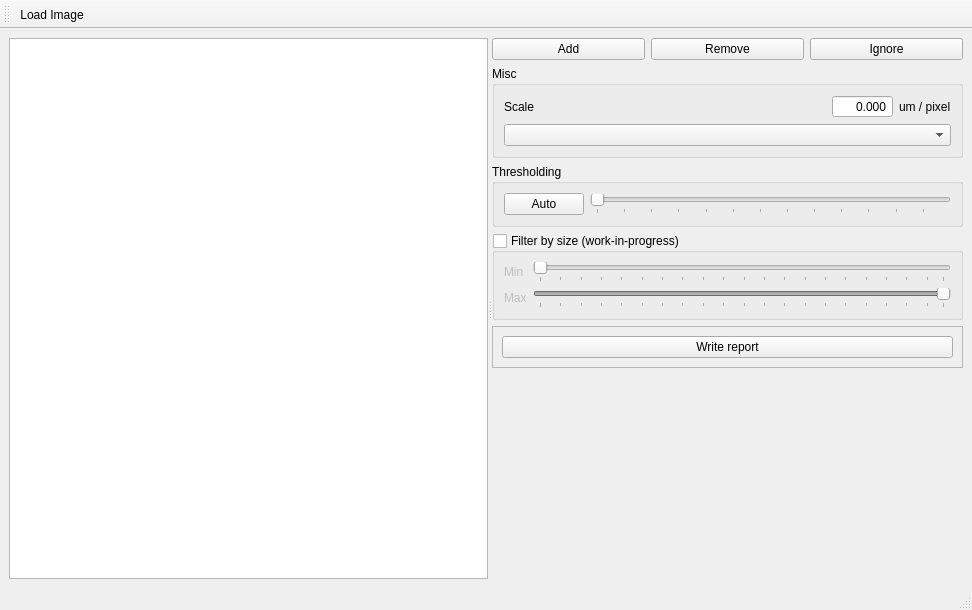
Qt form CellAnalysis/Gui/mainwindow.ui (Bertick/InvadopodiaFinder) before a commit.
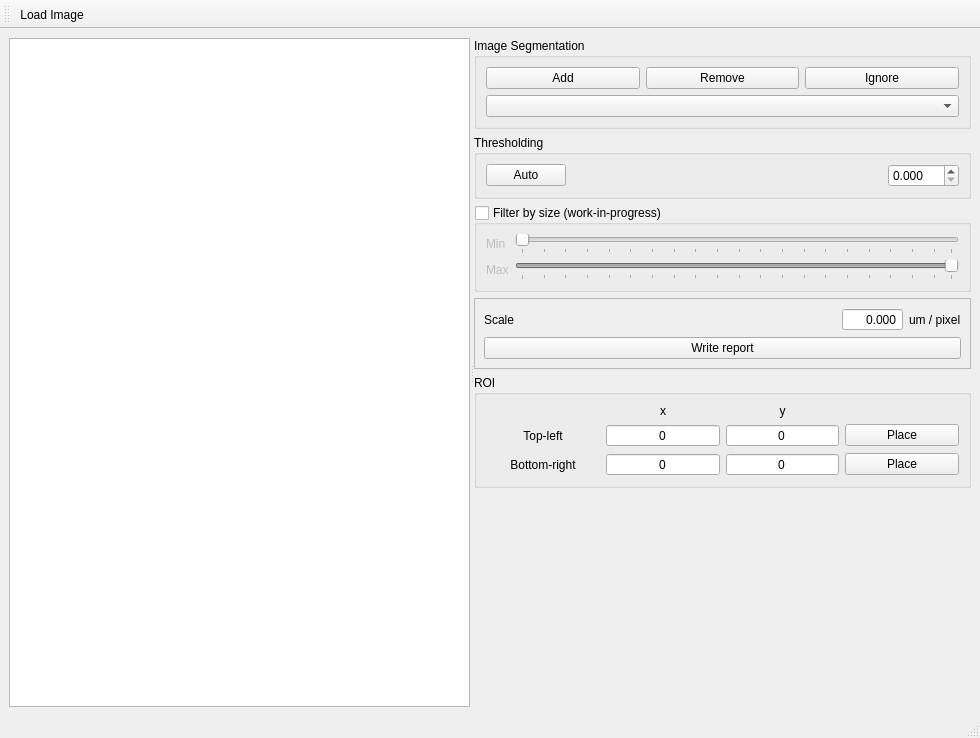
The same form after that commit. Custom widgets are drawn as their Qt base class.

Commit message: Changed threshold slider to QSpinBox. Added ROI for limiting the image area used in computation (considerable speed-up for large images). Added _draw_roi function.

Patch:
```diff
--- a/CellAnalysis/Gui/mainwindow.ui
+++ b/CellAnalysis/Gui/mainwindow.ui
@@ -6,8 +6,8 @@
    <rect>
     <x>0</x>
     <y>0</y>
-    <width>972</width>
-    <height>610</height>
+    <width>980</width>
+    <height>738</height>
    </rect>
   </property>
   <property name="windowTitle">
@@ -22,92 +22,42 @@
       </property>
       <widget class="ImageView" name="imageView"/>
       <widget class="QWidget" name="layoutWidget">
-       <layout class="QVBoxLayout" name="verticalLayout_3">
-        <property name="sizeConstraint">
-         <enum>QLayout::SetMinimumSize</enum>
-        </property>
-        <item>
-         <layout class="QHBoxLayout" name="horizontalLayout_3">
-          <item>
-           <widget class="QPushButton" name="bttn_addmarker">
-            <property name="text">
-             <string>Add</string>
-            </property>
-            <property name="checkable">
-             <bool>true</bool>
-            </property>
-           </widget>
-          </item>
-          <item>
-           <widget class="QPushButton" name="bttn_removemarker">
-            <property name="text">
-             <string>Remove</string>
-            </property>
-            <property name="checkable">
-             <bool>true</bool>
-            </property>
-           </widget>
-          </item>
-          <item>
-           <widget class="QPushButton" name="bttn_ignoremarker">
-            <property name="text">
-             <string>Ignore</string>
-            </property>
-            <property name="checkable">
-             <bool>true</bool>
-            </property>
-           </widget>
-          </item>
-         </layout>
-        </item>
+       <layout class="QVBoxLayout" name="verticalLayout_4">
         <item>
          <widget class="QGroupBox" name="groupBox_2">
           <property name="title">
-           <string>Misc</string>
+           <string>Image Segmentation</string>
           </property>
           <layout class="QVBoxLayout" name="verticalLayout">
            <item>
-            <layout class="QHBoxLayout" name="horizontalLayout">
+            <layout class="QHBoxLayout" name="horizontalLayout_3">
              <item>
-              <widget class="QLabel" name="label_5">
+              <widget class="QPushButton" name="bttn_addmarker">
                <property name="text">
-                <string>Scale</string>
+                <string>Add</string>
                </property>
+               <property name="checkable">
+                <bool>true</bool>
+               </property>
               </widget>
              </item>
              <item>
-              <spacer name="horizontalSpacer">
-               <property name="orientation">
-                <enum>Qt::Horizontal</enum>
+              <widget class="QPushButton" name="bttn_removemarker">
+               <property name="text">
+                <string>Remove</string>
                </property>
-               <property name="sizeHint" stdset="0">
-                <size>
-                 <width>40</width>
-                 <height>20</height>
-                </size>
+               <property name="checkable">
+                <bool>true</bool>
                </property>
-              </spacer>
-             </item>
-             <item>
-              <widget class="QDoubleSpinBox" name="doublespinbox_pixeltoum">
-               <property name="alignment">
-                <set>Qt::AlignRight|Qt::AlignTrailing|Qt::AlignVCenter</set>
-               </property>
-               <property name="buttonSymbols">
-                <enum>QAbstractSpinBox::NoButtons</enum>
-               </property>
-               <property name="decimals">
-                <number>3</number>
-               </property>
-               <property name="maximum">
-                <double>9999.000000000000000</double>
-               </property>
               </widget>
              </item>
              <item>
-              <widget class="QLabel" name="label_6">
+              <widget class="QPushButton" name="bttn_ignoremarker">
                <property name="text">
-                <string>um / pixel</string>
+                <string>Ignore</string>
+               </property>
+               <property name="checkable">
+                <bool>true</bool>
                </property>
               </widget>
              </item>
@@ -136,30 +86,28 @@
             </widget>
            </item>
            <item>
-            <widget class="QSlider" name="slider_threshold">
+            <spacer name="horizontalSpacer_2">
+             <property name="orientation">
+              <enum>Qt::Horizontal</enum>
+             </property>
+             <property name="sizeHint" stdset="0">
+              <size>
+               <width>40</width>
+               <height>20</height>
+              </size>
+             </property>
+            </spacer>
+           </item>
+           <item>
+            <widget class="QDoubleSpinBox" name="box_threshold">
+             <property name="decimals">
+              <number>3</number>
+             </property>
              <property name="maximum">
-              <number>255</number>
+              <double>255.000000000000000</double>
              </property>
              <property name="singleStep">
-              <number>10</number>
-             </property>
-             <property name="sliderPosition">
-              <number>0</number>
-             </property>
-             <property name="orientation">
-              <enum>Qt::Horizontal</enum>
-             </property>
-             <property name="invertedAppearance">
-              <bool>false</bool>
-             </property>
-             <property name="invertedControls">
-              <bool>false</bool>
-             </property>
-             <property name="tickPosition">
-              <enum>QSlider::TicksBelow</enum>
-             </property>
-             <property name="tickInterval">
-              <number>20</number>
+              <double>0.500000000000000</double>
              </property>
             </widget>
            </item>
@@ -236,6 +184,53 @@
            <enum>QFrame::Raised</enum>
           </property>
           <layout class="QVBoxLayout" name="verticalLayout_2">
+           <item>
+            <layout class="QHBoxLayout" name="horizontalLayout">
+             <item>
+              <widget class="QLabel" name="label_5">
+               <property name="text">
+                <string>Scale</string>
+               </property>
+              </widget>
+             </item>
+             <item>
+              <spacer name="horizontalSpacer">
+               <property name="orientation">
+                <enum>Qt::Horizontal</enum>
+               </property>
+               <property name="sizeHint" stdset="0">
+                <size>
+                 <width>40</width>
+                 <height>20</height>
+                </size>
+               </property>
+              </spacer>
+             </item>
+             <item>
+              <widget class="QDoubleSpinBox" name="doublespinbox_pixeltoum">
+               <property name="alignment">
+                <set>Qt::AlignRight|Qt::AlignTrailing|Qt::AlignVCenter</set>
+               </property>
+               <property name="buttonSymbols">
+                <enum>QAbstractSpinBox::NoButtons</enum>
+               </property>
+               <property name="decimals">
+                <number>3</number>
+               </property>
+               <property name="maximum">
+                <double>9999.000000000000000</double>
+               </property>
+              </widget>
+             </item>
+             <item>
+              <widget class="QLabel" name="label_6">
+               <property name="text">
+                <string>um / pixel</string>
+               </property>
+              </widget>
+             </item>
+            </layout>
+           </item>
            <item>
             <widget class="QPushButton" name="bttn_dosave">
              <property name="text">
@@ -246,6 +241,143 @@
           </layout>
          </widget>
         </item>
+        <item>
+         <widget class="QGroupBox" name="groupBox">
+          <property name="title">
+           <string>ROI</string>
+          </property>
+          <layout class="QVBoxLayout" name="verticalLayout_3">
+           <item>
+            <layout class="QGridLayout" name="gridLayout">
+             <item row="0" column="1">
+              <widget class="QLabel" name="label_7">
+               <property name="text">
+                <string>x</string>
+               </property>
+               <property name="alignment">
+                <set>Qt::AlignCenter</set>
+               </property>
+              </widget>
+             </item>
+             <item row="0" column="2">
+              <widget class="QLabel" name="label_8">
+               <property name="text">
+                <string>y</string>
+               </property>
+               <property name="alignment">
+                <set>Qt::AlignCenter</set>
+               </property>
+              </widget>
+             </item>
+             <item row="1" column="0">
+              <widget class="QLabel" name="label">
+               <property name="text">
+                <string>Top-left</string>
+               </property>
+               <property name="alignment">
+                <set>Qt::AlignCenter</set>
+               </property>
+              </widget>
+             </item>
+             <item row="1" column="1">
+              <widget class="QSpinBox" name="box_roi_00">
+               <property name="alignment">
+                <set>Qt::AlignCenter</set>
+               </property>
+               <property name="readOnly">
+                <bool>true</bool>
+               </property>
+               <property name="buttonSymbols">
+                <enum>QAbstractSpinBox::NoButtons</enum>
+               </property>
+               <property name="maximum">
+                <number>9999</number>
+               </property>
+              </widget>
+             </item>
+             <item row="1" column="2">
+              <widget class="QSpinBox" name="box_roi_01">
+               <property name="alignment">
+                <set>Qt::AlignCenter</set>
+               </property>
+               <property name="readOnly">
+                <bool>true</bool>
+               </property>
+               <property name="buttonSymbols">
+                <enum>QAbstractSpinBox::NoButtons</enum>
+               </property>
+               <property name="maximum">
+                <number>9999</number>
+               </property>
+              </widget>
+             </item>
+             <item row="1" column="3">
+              <widget class="QPushButton" name="bttn_roi_topleft">
+               <property name="text">
+                <string>Place</string>
+               </property>
+               <property name="checkable">
+                <bool>true</bool>
+               </property>
+              </widget>
+             </item>
+             <item row="2" column="0">
+              <widget class="QLabel" name="label_2">
+               <property name="text">
+                <string>Bottom-right</string>
+               </property>
+               <property name="alignment">
+                <set>Qt::AlignCenter</set>
+               </property>
+              </widget>
+             </item>
+             <item row="2" column="1">
+              <widget class="QSpinBox" name="box_roi_10">
+               <property name="alignment">
+                <set>Qt::AlignCenter</set>
+               </property>
+               <property name="readOnly">
+                <bool>true</bool>
+               </property>
+               <property name="buttonSymbols">
+                <enum>QAbstractSpinBox::NoButtons</enum>
+               </property>
+               <property name="maximum">
+                <number>9999</number>
+               </property>
+              </widget>
+             </item>
+             <item row="2" column="2">
+              <widget class="QSpinBox" name="box_roi_11">
+               <property name="alignment">
+                <set>Qt::AlignCenter</set>
+               </property>
+               <property name="readOnly">
+                <bool>true</bool>
+               </property>
+               <property name="buttonSymbols">
+                <enum>QAbstractSpinBox::NoButtons</enum>
+               </property>
+               <property name="maximum">
+                <number>9999</number>
+               </property>
+              </widget>
+             </item>
+             <item row="2" column="3">
+              <widget class="QPushButton" name="bttn_roi_bottomright">
+               <property name="text">
+                <string>Place</string>
+               </property>
+               <property name="checkable">
+                <bool>true</bool>
+               </property>
+              </widget>
+             </item>
+            </layout>
+           </item>
+          </layout>
+         </widget>
+        </item>
         <item>
          <spacer name="verticalSpacer">
           <property name="orientation">
```
The commit also changes 3 other files.
